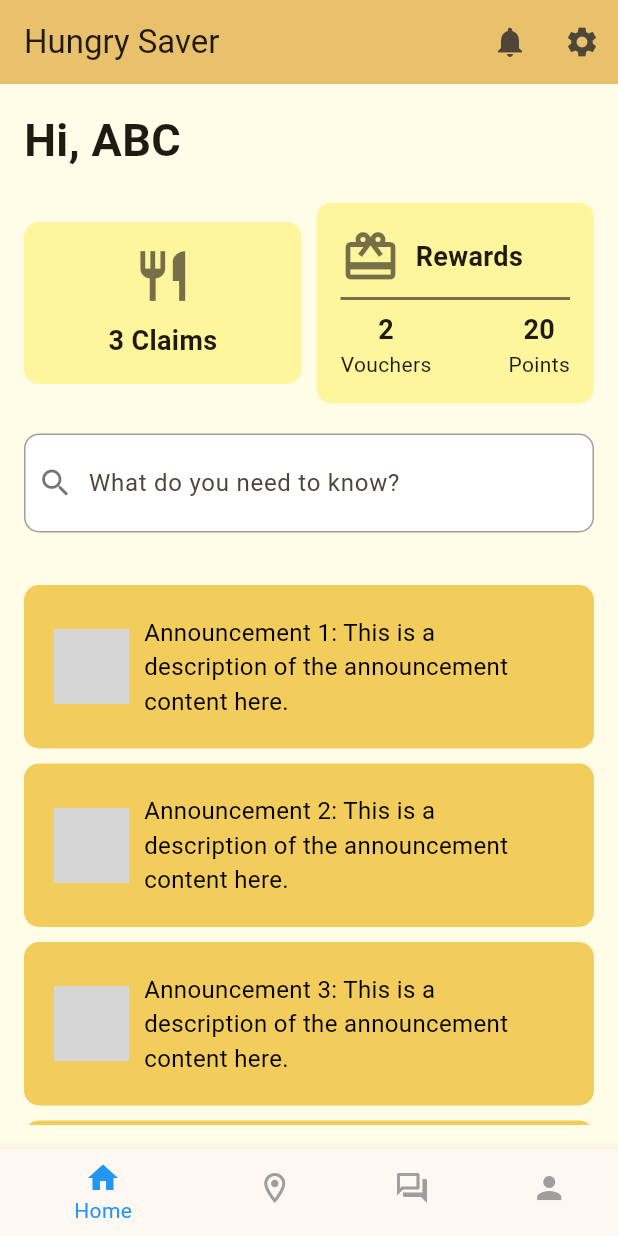
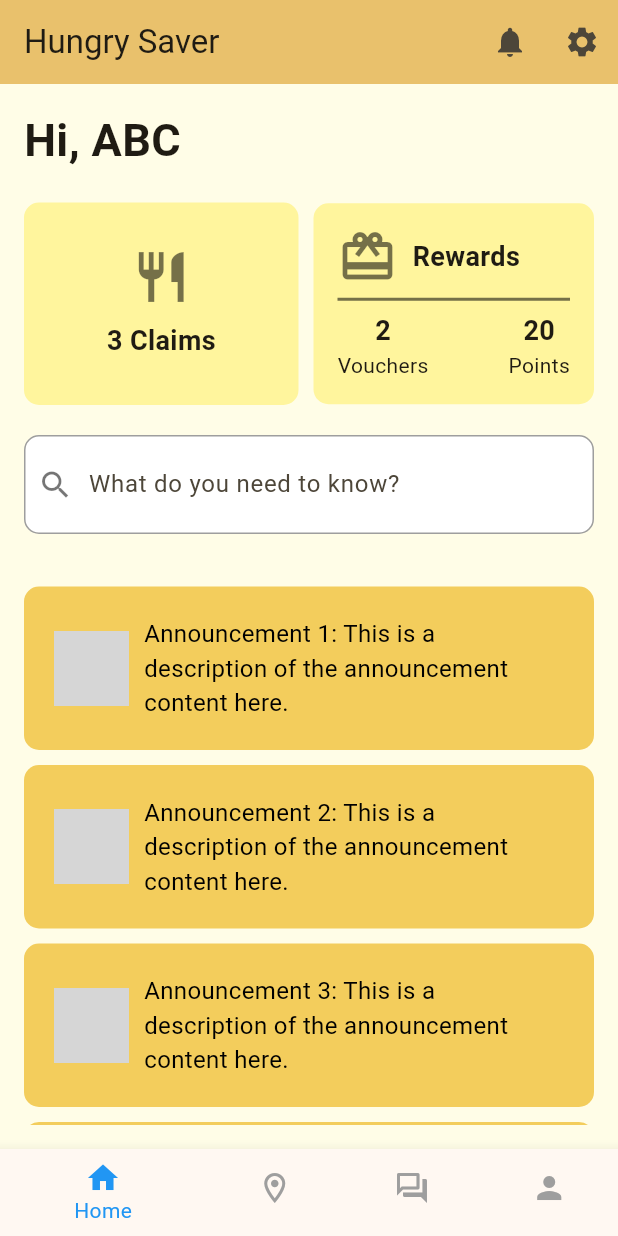
Before and after one commit to Simp1e6/hackathonX_app, a Flutter app: the screen it shows after launch, after a tap on "SIGN IN", on a phone screen of 412 x 824 dp. Run offline on Flutter 3.47's test engine with Material 3 defaults, Android fonts, the light colour scheme and no system bars; network calls fail; grey boxes are pictures that could not be loaded.

Commit message:
changeSizeRewardBox

```diff
--- a/lib/home.dart
+++ b/lib/home.dart
@@ -107,7 +107,9 @@ class HomePage extends StatelessWidget {
             Row(
               children: [
                 // Claims Box
-                Expanded(
+                SizedBox(
+                  height: 135,
+                  width: 183  , // Adjust the width to match the rewards box
                   child: Container(
                     padding: const EdgeInsets.all(16),
                     decoration: BoxDecoration(
@@ -115,6 +117,7 @@ class HomePage extends StatelessWidget {
                       borderRadius: BorderRadius.circular(10),
                     ),
                     child: const Column(
+                      mainAxisAlignment: MainAxisAlignment.center,
                       children: [
                         Icon(Icons.restaurant, size: 40, color: Colors.black54),
                         SizedBox(height: 10),
```
